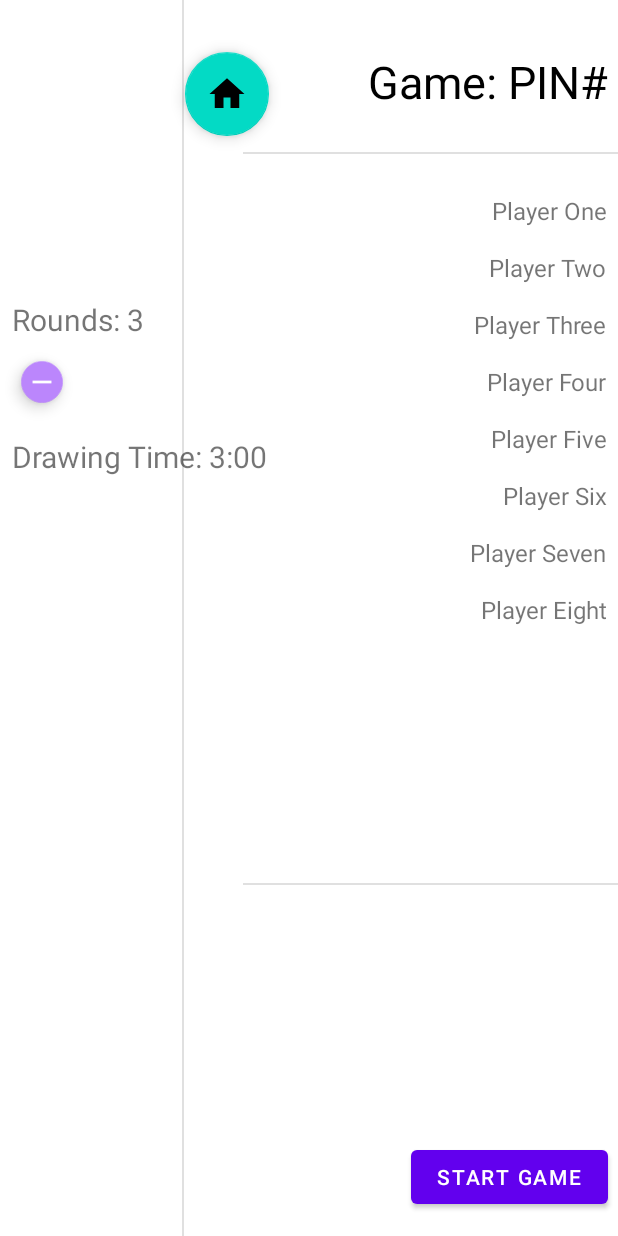
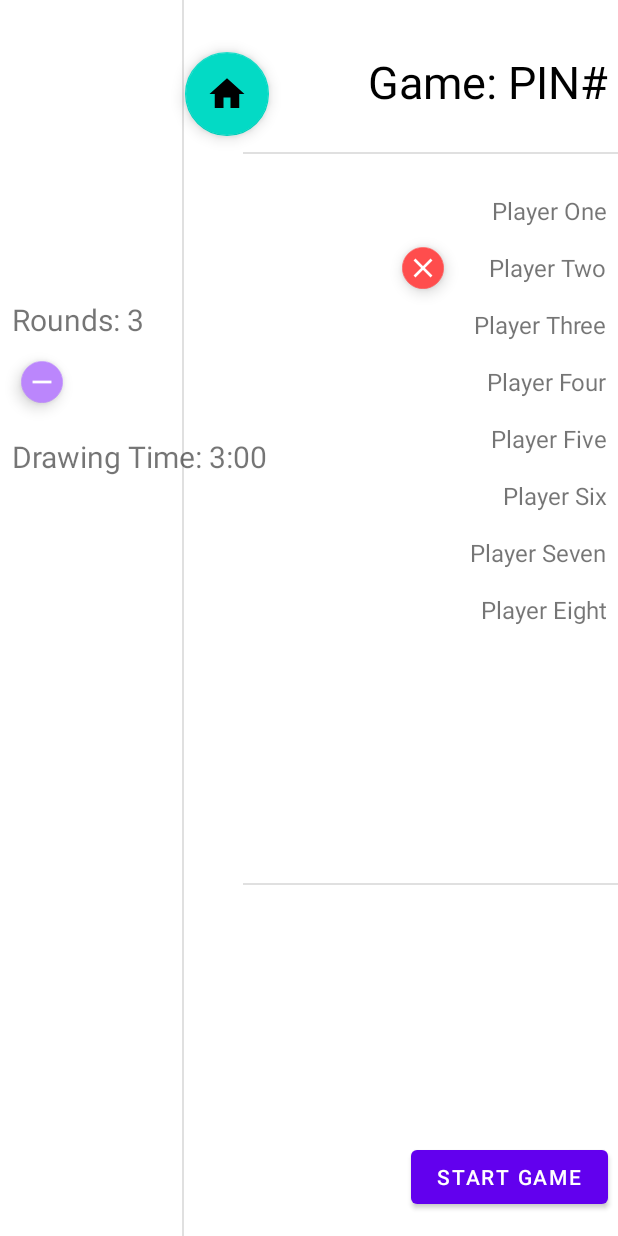
Before and after one commit to AaronCohen21/ChiefdUp, an Android app: the layout game_start_screen.xml on its own in the app's theme, with its tools: preview values and no code run, on a phone screen of 412 x 824 dp. Run offline under Robolectric (Android 15) with nearby library versions, the phone set to English and light mode, and no system bars.

Commit message:
add kickButton template

```diff
--- a/app/src/main/res/layout/game_start_screen.xml
+++ b/app/src/main/res/layout/game_start_screen.xml
@@ -291,4 +291,20 @@
         app:layout_constraintVertical_bias="0.0"
         app:srcCompat="@drawable/ic_add_foreground" />
 
+    <com.google.android.material.floatingactionbutton.FloatingActionButton
+        android:id="@+id/kickPlayer2Button"
+        android:layout_width="wrap_content"
+        android:layout_height="wrap_content"
+        android:clickable="true"
+        android:foreground="@drawable/ic_white_small_x_foreground"
+        android:scaleX="0.5"
+        android:scaleY="0.5"
+        app:backgroundTint="@color/light_red"
+        app:layout_constraintBottom_toBottomOf="@+id/playerTwoName"
+        app:layout_constraintEnd_toStartOf="@+id/playerTwoName"
+        app:layout_constraintHorizontal_bias="0.89"
+        app:layout_constraintStart_toEndOf="@+id/divider"
+        app:layout_constraintTop_toTopOf="@+id/playerTwoName"
+        app:srcCompat="@drawable/ic_white_small_x_foreground" />
+
 </androidx.constraintlayout.widget.ConstraintLayout>
```
